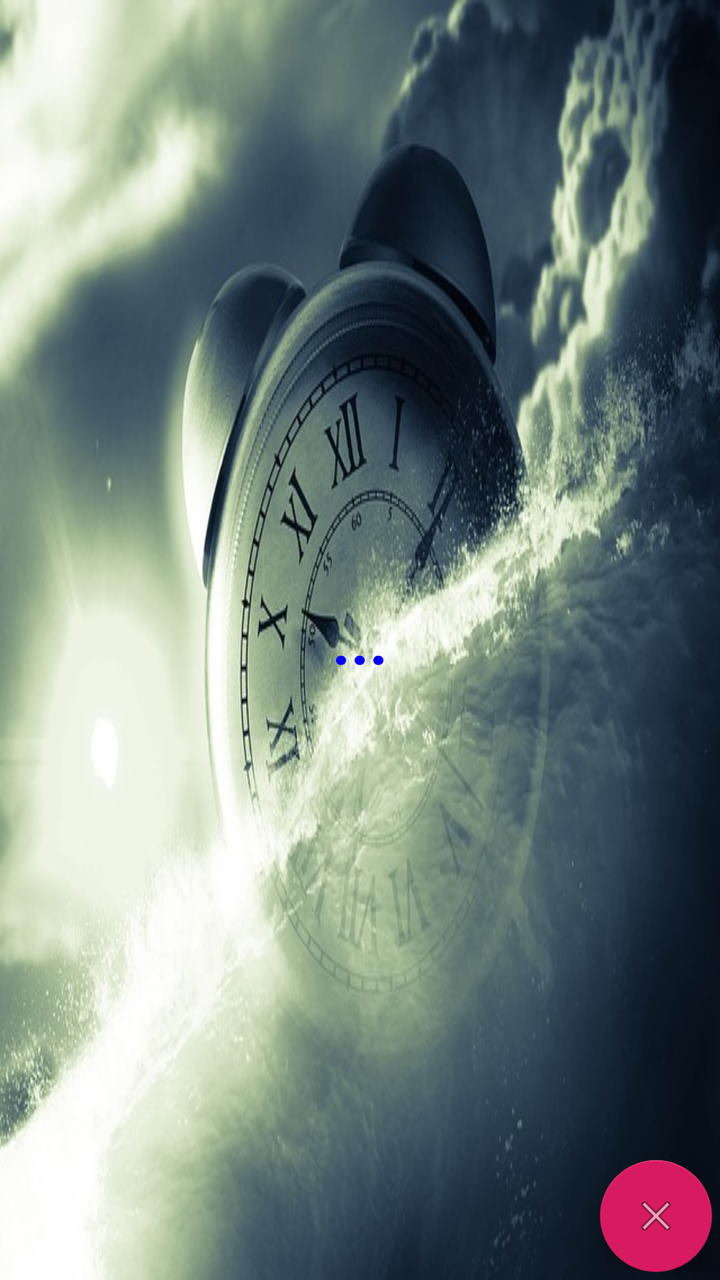
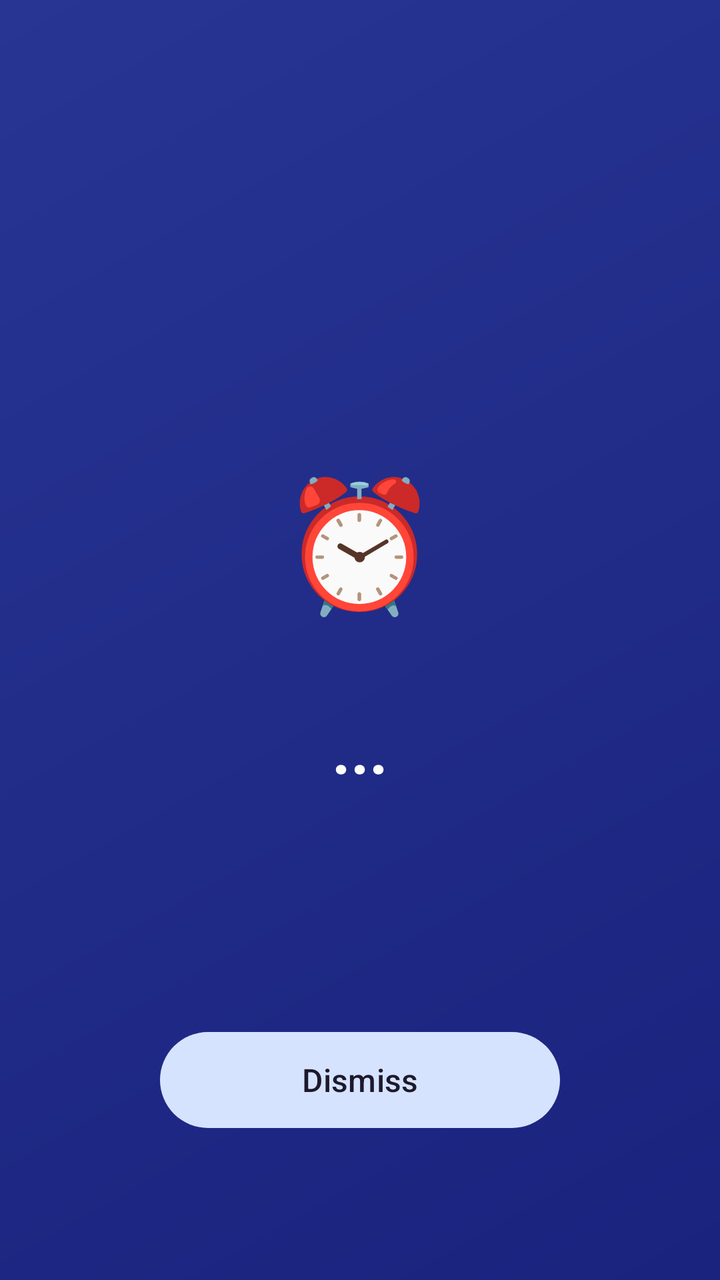

Screens rendered from an Android XML layout before and after an edit, with the pre-edit source and the edit as a unified diff.
<!-- AndroidManifest.xml: application theme AppTheme -->
<!-- res/layout/activity_alarm_notification.xml -->
<?xml version="1.0" encoding="utf-8"?>
<FrameLayout xmlns:android="http://schemas.android.com/apk/res/android"
    xmlns:app="http://schemas.android.com/apk/res-auto"
  android:padding="4dip"
  android:background="@drawable/bg_clock_submerge"
  android:layout_width="match_parent"

  android:layout_height="match_parent">

  <TextView
      android:id="@+id/alarm_title_text"
      android:layout_width="fill_parent"
      android:layout_height="wrap_content"
      android:gravity="center"
     android:layout_gravity="center"
      android:padding="8dip"
      android:text="..."
      android:textColor="@color/blue"
      android:textSize="32sp"
      android:textStyle="bold" />




    <com.google.android.material.floatingactionbutton.FloatingActionButton
        android:id="@+id/floatingActionButton2"
        android:layout_width="wrap_content"
        android:layout_height="wrap_content"
        android:clickable="true"
        android:layout_gravity="right|bottom"
        android:onClick="onDismissClick"
        app:srcCompat="@android:drawable/ic_menu_close_clear_cancel" />




</FrameLayout>
<!-- resources referenced by this layout -->
<resources>
  <color name="blue">#0000ff</color>
  <!-- drawable bg_clock_submerge: jpg bitmap (drawable, 67660 bytes) -->
  <style name="AppTheme" parent="Theme.AppCompat.Light.DarkActionBar">
          
          <item name="colorPrimary">@color/colorPrimary</item>
          <item name="colorPrimaryDark">@color/colorPrimaryDark</item>
          <item name="colorAccent">@color/colorAccent</item>
      </style>
  <color name="colorPrimary">#008577</color>
  <color name="colorPrimaryDark">#00574B</color>
  <color name="colorAccent">#D81B60</color>
</resources>

<!-- the commit's change to res/layout/activity_alarm_notification.xml (unified diff, before → after) -->
@@ -1,37 +1,49 @@
 <?xml version="1.0" encoding="utf-8"?>
 <FrameLayout xmlns:android="http://schemas.android.com/apk/res/android"
     xmlns:app="http://schemas.android.com/apk/res-auto"
-  android:padding="4dip"
-  android:background="@drawable/bg_clock_submerge"
-  android:layout_width="match_parent"
+    android:padding="24dp"
+    android:background="@drawable/bg_notification"
+    android:layout_width="match_parent"
+    android:layout_height="match_parent">
 
-  android:layout_height="match_parent">
+    <LinearLayout
+        android:layout_width="match_parent"
+        android:layout_height="wrap_content"
+        android:layout_gravity="center"
+        android:orientation="vertical"
+        android:gravity="center">
 
-  <TextView
-      android:id="@+id/alarm_title_text"
-      android:layout_width="fill_parent"
-      android:layout_height="wrap_content"
-      android:gravity="center"
-     android:layout_gravity="center"
-      android:padding="8dip"
-      android:text="..."
-      android:textColor="@color/blue"
-      android:textSize="32sp"
-      android:textStyle="bold" />
+        <TextView
+            android:layout_width="wrap_content"
+            android:layout_height="wrap_content"
+            android:text="\u23F0"
+            android:textSize="64sp"
+            android:gravity="center"
+            android:paddingBottom="24dp" />
 
+        <TextView
+            android:id="@+id/alarm_title_text"
+            android:layout_width="match_parent"
+            android:layout_height="wrap_content"
+            android:gravity="center"
+            android:padding="16dp"
+            android:text="..."
+            android:textColor="@color/white"
+            android:textSize="32sp"
+            android:textStyle="bold" />
 
+    </LinearLayout>
 
-
-    <com.google.android.material.floatingactionbutton.FloatingActionButton
+    <com.google.android.material.button.MaterialButton
         android:id="@+id/floatingActionButton2"
-        android:layout_width="wrap_content"
-        android:layout_height="wrap_content"
-        android:clickable="true"
-        android:layout_gravity="right|bottom"
+        style="@style/Widget.Material3.Button.TonalButton"
+        android:layout_width="200dp"
+        android:layout_height="56dp"
+        android:layout_gravity="center_horizontal|bottom"
+        android:layout_marginBottom="48dp"
+        android:text="Dismiss"
+        android:textSize="16sp"
         android:onClick="onDismissClick"
-        app:srcCompat="@android:drawable/ic_menu_close_clear_cancel" />
-
-
-
+        app:cornerRadius="28dp" />
 
 </FrameLayout>
<!-- resource entries referenced after the edit -->
@@ -1,15 +1,36 @@
 <!-- resources referenced by this layout -->
 <resources>
-  <color name="blue">#0000ff</color>
-  <!-- drawable bg_clock_submerge: jpg bitmap (drawable, 67660 bytes) -->
-  <style name="AppTheme" parent="Theme.AppCompat.Light.DarkActionBar">
-          
+  <color name="white">#FFFFFF</color>
+  <!-- drawable bg_notification (drawable) -->
+  <?xml version="1.0" encoding="utf-8"?>
+  <shape xmlns:android="http://schemas.android.com/apk/res/android"
+      android:shape="rectangle">
+      <gradient
+          android:angle="135"
+          android:startColor="@color/notification_bg_start"
+          android:endColor="@color/notification_bg_end"
+          android:type="linear" />
+  </shape>
+  <style name="AppTheme" parent="Theme.Material3.Light.NoActionBar">
           <item name="colorPrimary">@color/colorPrimary</item>
-          <item name="colorPrimaryDark">@color/colorPrimaryDark</item>
-          <item name="colorAccent">@color/colorAccent</item>
+          <item name="colorOnPrimary">@color/colorOnPrimary</item>
+          <item name="colorPrimaryContainer">@color/colorSecondaryContainer</item>
+          <item name="colorSecondaryContainer">@color/colorSecondaryContainer</item>
+          <item name="colorSurface">@color/colorSurface</item>
+          <item name="colorOnSurface">@color/colorOnSurface</item>
+          <item name="colorOnSurfaceVariant">@color/colorOnSurfaceVariant</item>
+          <item name="colorOutline">@color/colorOutline</item>
+          <item name="android:statusBarColor">@color/colorPrimaryDark</item>
       </style>
-  <color name="colorPrimary">#008577</color>
-  <color name="colorPrimaryDark">#00574B</color>
-  <color name="colorAccent">#D81B60</color>
+  <color name="notification_bg_start">#1A237E</color>
+  <color name="notification_bg_end">#283593</color>
+  <color name="colorPrimary">#1565C0</color>
+  <color name="colorOnPrimary">#FFFFFF</color>
+  <color name="colorSecondaryContainer">#D6E3FF</color>
+  <color name="colorSurface">#FAFAFA</color>
+  <color name="colorOnSurface">#1C1B1F</color>
+  <color name="colorOnSurfaceVariant">#49454F</color>
+  <color name="colorOutline">#CAC4D0</color>
+  <color name="colorPrimaryDark">#0D47A1</color>
 </resources>
 
